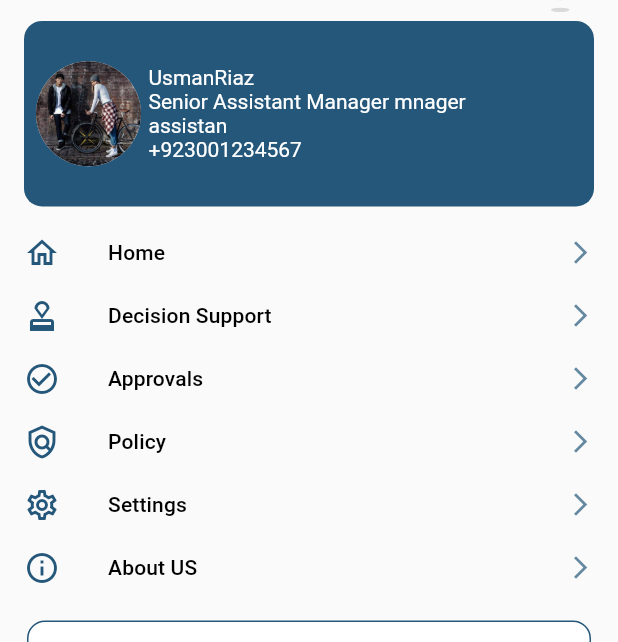
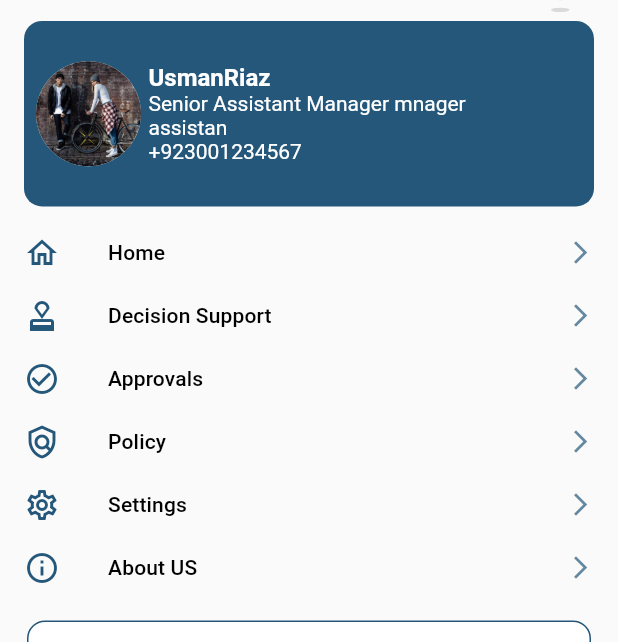
Before and after one commit to javedmughal-058/flutter_crud_with_laravel_api, a Flutter app: the ProfilePage screen opened by its route, on a phone screen of 412 x 824 dp, the part 54-696 px from its top. Run offline on Flutter 3.47's test engine with Material 2 defaults, Android fonts, the phone set to English and light mode, and no system bars; our stand-ins replace bubble, carousel_slider, easy_sidemenu, get, lottie, page_transition and 3 more; missing offline and left inert: bottom_bar_with_sheet; accounts and stored records are empty.

Commit message:
Update ProfilePage.dart

```diff
--- a/lib/views/ProfilePage.dart
+++ b/lib/views/ProfilePage.dart
@@ -61,7 +61,7 @@ class ProfilePage extends StatelessWidget {
                         mainAxisAlignment: MainAxisAlignment.center,
                         crossAxisAlignment: CrossAxisAlignment.start,
                         children: [
-                          Text('UsmanRiaz', style: TextStyle(color: _colorwhite),),
+                          Text('UsmanRiaz', style: TextStyle(color: _colorwhite, fontWeight: FontWeight.w700, fontSize: 16),),
                           SizedBox(
                               width: 240,
                               child: Text('Senior Assistant Manager mnager assistan', style: TextStyle(color: _colorwhite),)),
```
